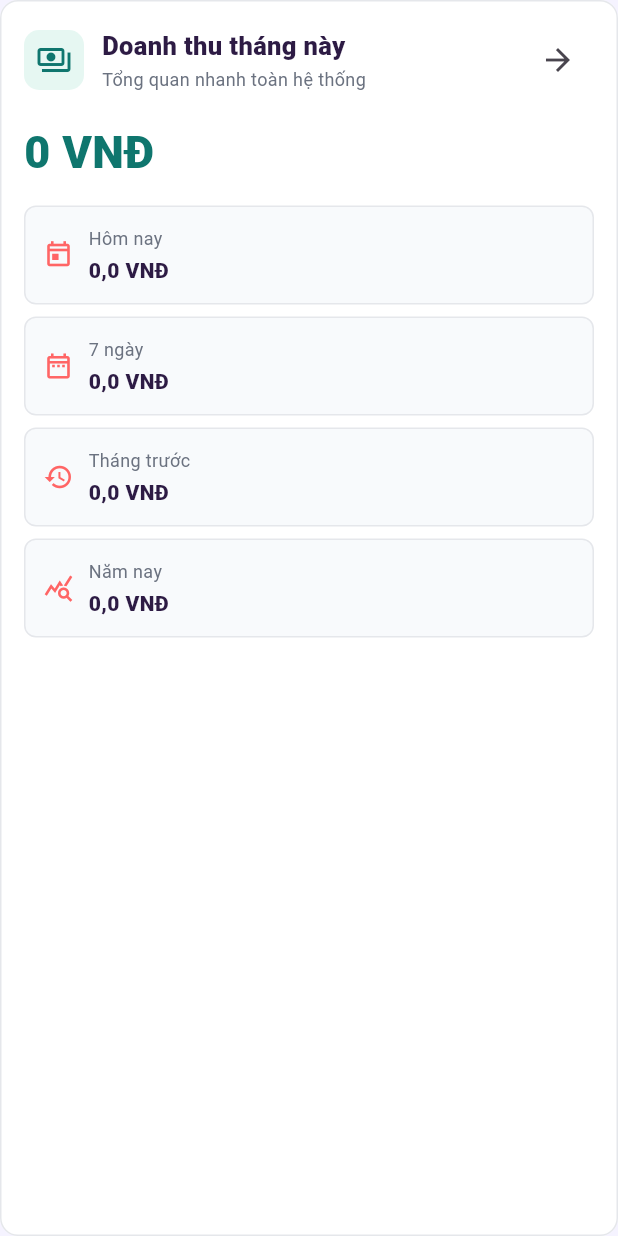
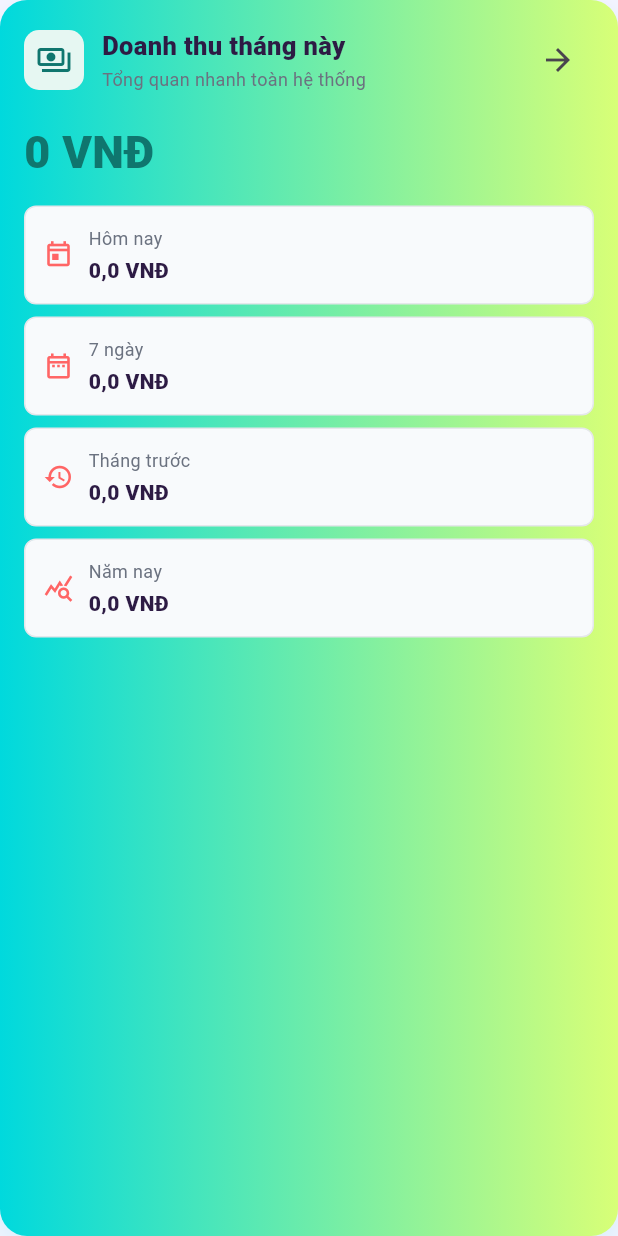
Before and after one commit to trong25/Project_PRM391, a Flutter app: the _RevenueSnapshotCard widget shown alone on an empty page, opened directly with empty values, on a phone screen of 412 x 824 dp. Run offline on Flutter 3.47's test engine with Material 3 defaults, Android fonts, the phone set to English and light mode, and no system bars; our stand-ins replace dio, flutter_riverpod, flutter_secure_storage, go_router, image_picker, shared_preferences; missing offline and left inert: stomp_dart_client; accounts and stored records are empty; network calls fail.

Commit message:
chỉnh sửa phần giao diện

```diff
--- /dev/null
+++ b/mobile/lib/screens/admin/admin_palette.dart
@@ -0,0 +1,38 @@
+import 'package:flutter/material.dart';
+
+/// Bảng màu riêng của khu vực Admin.
+abstract final class AdminPalette {
+  static const background = Color(0xFFF8F6FF);
+  static const navy = Color(0xFF140B2D);
+
+  static const gradient1 = LinearGradient(
+    colors: [Color(0xFF00D9DD), Color(0xFFD8FF77)],
+    begin: Alignment.centerLeft,
+    end: Alignment.centerRight,
+  );
+  static const gradient2 = LinearGradient(
+    colors: [Color(0xFFFF76E9), Color(0xFF007BFF)],
+    begin: Alignment.centerLeft,
+    end: Alignment.centerRight,
+  );
+  static const gradient3 = LinearGradient(
+    colors: [Color(0xFFFFCF40), Color(0xFFFF7EA0)],
+    begin: Alignment.centerLeft,
+    end: Alignment.centerRight,
+  );
+  static const gradient4 = LinearGradient(
+    colors: [Color(0xFF9462FF), Color(0xFFFF6565)],
+    begin: Alignment.centerLeft,
+    end: Alignment.centerRight,
+  );
+  static const gradient5 = LinearGradient(
+    colors: [Color(0xFFADFFDB), Color(0xFF7EC7FF)],
+    begin: Alignment.centerLeft,
+    end: Alignment.centerRight,
+  );
+  static const gradient6 = LinearGradient(
+    colors: [Color(0xFFFF8385), Color(0xFFA27EFF)],
+    begin: Alignment.centerLeft,
+    end: Alignment.centerRight,
+  );
+}
```
Also changed, not shown: mobile/lib/screens/admin/admin_dashboard.dart (+31 -13 lines), mobile/lib/screens/admin/dashboard/admin_dashboard_screen.dart (+16 -6 lines), mobile/lib/config/app_theme.dart (line endings or trailing spaces).
